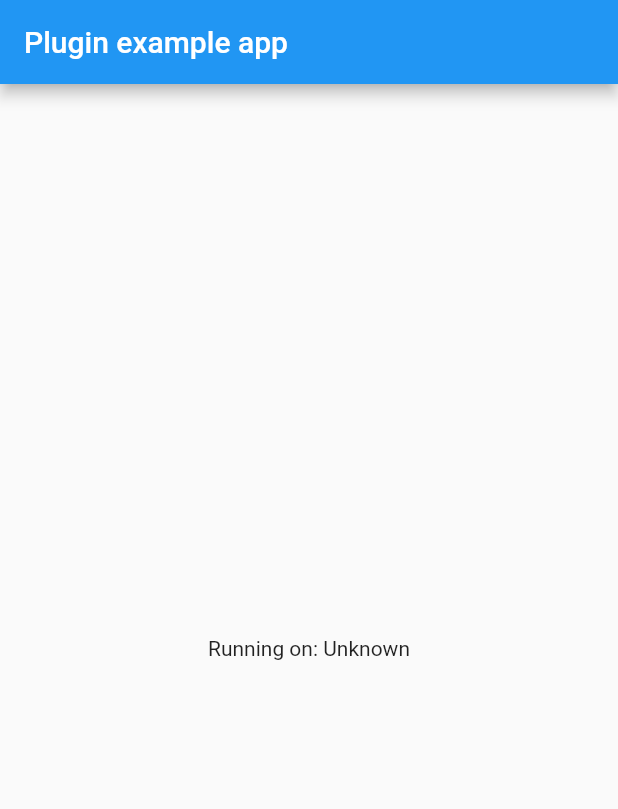
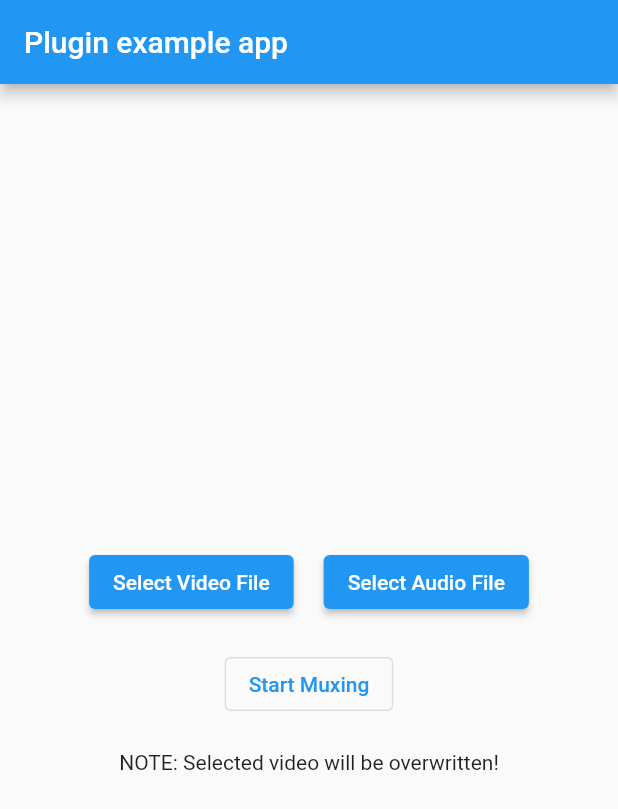
Before and after one commit to prateekmedia/muxer.dart, a Flutter app: the screen it shows after launch, on a phone screen of 412 x 824 dp. Shown: the top 809 px of the screen. Run offline on Flutter 3.47's test engine with Material 2 defaults, Android fonts, the phone set to English and light mode, and no system bars; our stand-ins replace file_picker.

Commit message:
Update Example

```diff
--- a/example/lib/main.dart
+++ b/example/lib/main.dart
@@ -1,3 +1,4 @@
+import 'package:file_picker/file_picker.dart';
 import 'package:flutter/material.dart';
 import 'dart:async';
 
@@ -16,29 +17,30 @@ class MyApp extends StatefulWidget {
 }
 
 class _MyAppState extends State<MyApp> {
-  String _platformVersion = 'Unknown';
+  String? videoPath;
+  String? audioPath;
+  String? result;
 
   // Platform messages are asynchronous, so we initialize in an async method.
-  Future<void> initPlatformState() async {
-    String platformVersion;
+  Future<void> muxAudioVideo() async {
+    late String _result;
     // Platform messages may fail, so we use a try/catch PlatformException.
     // We also handle the message potentially returning null.
     try {
-      platformVersion =
-          await Muxer.muxAudioVideo(audioPath: '', videoPath: '') ??
-              'Unknown platform version';
+      _result = await Muxer.muxAudioVideo(
+            audioPath: audioPath!,
+            videoPath: videoPath!,
+          ) ??
+          'Unknown error';
     } on PlatformException {
-      platformVersion = 'Failed to get platform version.';
+      _result = 'Failed to perform muxing.';
     }
 
     // If the widget was removed from the tree while the asynchronous platform
     // message was in flight, we want to discard the reply rather than calling
     // setState to update our non-existent appearance.
     if (!mounted) return;
-
-    setState(() {
-      _platformVersion = platformVersion;
-    });
+    setState(() => result = _result);
   }
 
   @override
@@ -49,7 +51,48 @@ class _MyAppState extends State<MyApp> {
           title: const Text('Plugin example app'),
         ),
         body: Center(
-          child: Text('Running on: $_platformVersion\n'),
+          child: Column(
+            mainAxisAlignment: MainAxisAlignment.center,
+            children: [
+              Row(
+                mainAxisAlignment: MainAxisAlignment.center,
+                children: [
+                  ElevatedButton(
+                    onPressed: () async {
+                      var result = await FilePicker.platform
+                          .pickFiles(type: FileType.video);
+                      if (result != null) {
+                        setState(() => videoPath = result.files.first.path);
+                      }
+                    },
+                    child: const Text("Select Video File"),
+                  ),
+                  const SizedBox(width: 20),
+                  ElevatedButton(
+                    onPressed: () async {
+                      var result = await FilePicker.platform
+                          .pickFiles(type: FileType.audio);
+                      if (result != null) {
+                        setState(() => audioPath = result.files.first.path);
+                      }
+                    },
+                    child: const Text("Select Audio File"),
+                  ),
+                ],
+              ),
+              const SizedBox(height: 20),
+              OutlinedButton(
+                onPressed: () {
+                  if (videoPath != null && audioPath != null) {
+                    muxAudioVideo();
+                  }
+                },
+                child: const Text("Start Muxing"),
+              ),
+              const SizedBox(height: 20),
+              Text(result ?? "NOTE: Selected video will be overwritten!"),
+            ],
+          ),
         ),
       ),
     );
--- a/example/pubspec.yaml
+++ b/example/pubspec.yaml
@@ -7,9 +7,9 @@ environment:
   sdk: ">=2.16.2 <3.0.0"
 
 dependencies:
+  file_picker: ^4.5.1
   flutter:
     sdk: flutter
-
   muxer:
     path: ../
 
```
Also changed, not shown: example/pubspec.lock.
